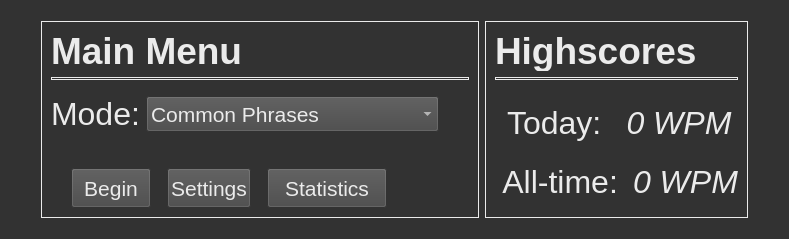
The window that speed-typer/source_ui/mainWindow.ui (Rolv-Apneseth/ps-typer) describes before a commit, drawn with Qt 5.
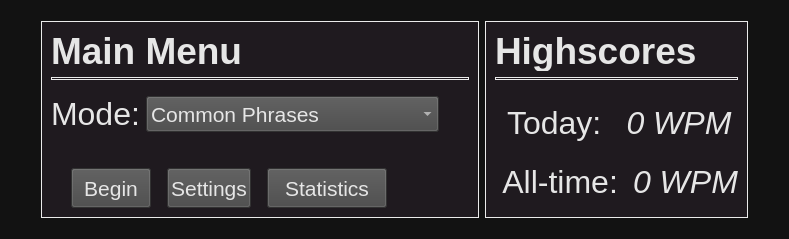
The same window after the commit.

Commit message: Changed default dark mode colour settings

What changed in the file:
```diff
--- a/speed-typer/source_ui/mainWindow.ui
+++ b/speed-typer/source_ui/mainWindow.ui
@@ -15,12 +15,13 @@
   </property>
   <property name="styleSheet">
    <string notr="true">QWidget {
-	background: rgb(50, 50, 50);
-	color: rgb(235, 235, 235);
+	background: rgb(18,18,18);
+	color: rgb(230, 230, 230);
 	font-size: 24pt;
 }
 
 QFrame {	
+   background: rgb(31, 26, 31);
 	border: 1px solid rgb(235, 235, 235);
 }
 
```
The commit also changes 1 other file.
